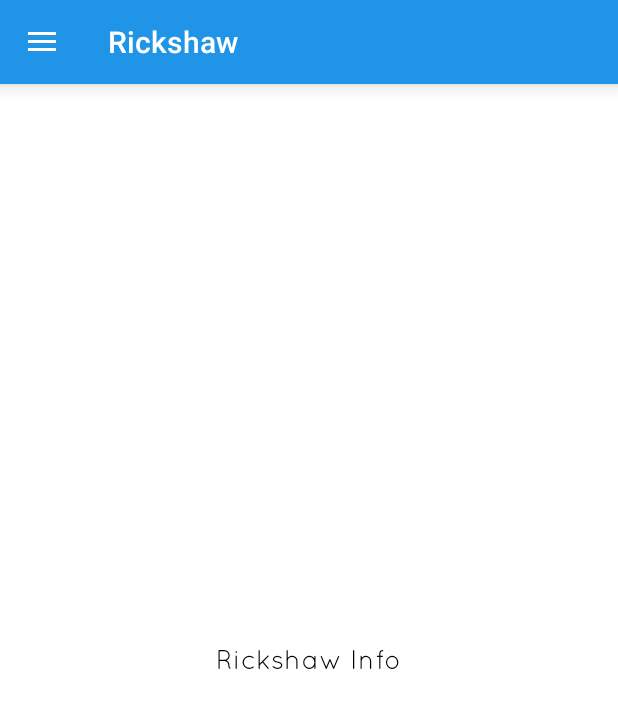
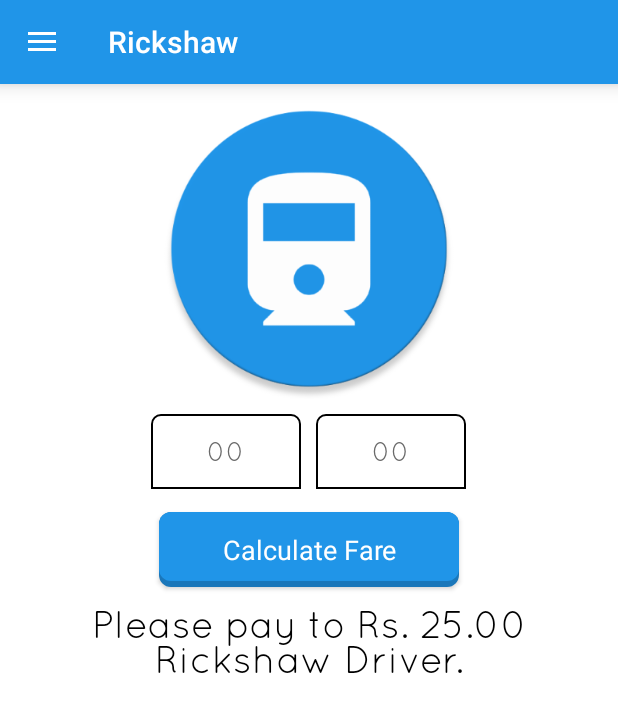
Before and after one commit to GaneshB-Extentia/EventApp, an Android app: the screen it shows after launch (EventActivity), in the side drawer, after a tap on "Travel By Rickshaw", on a phone screen of 412 x 824 dp. Shown: the top 712 px of the screen. Run offline under Robolectric (Android 15) with nearby library versions, the phone set to English and light mode, and no system bars; 7 statements that could not run were skipped.

Commit message:
Rickshaw UI added

```diff
--- /dev/null
+++ b/EventApp/app/src/main/res/drawable-mdpi/rounded_bg.xml
@@ -0,0 +1,8 @@
+<?xml version="1.0" encoding="utf-8"?>
+<shape xmlns:android="http://schemas.android.com/apk/res/android">
+    <solid android:color="@color/white"/>
+    <stroke android:width="1dp" android:color="@color/black"/>
+    <padding android:left="10dp" android:top="10dp" android:right="10dp" android:bottom="10dp"/>
+    <corners android:topLeftRadius="6dp" android:topRightRadius="6dp"
+             android:bottomLeftRadius="0dp" android:bottomRightRadius="0dp"/>
+</shape>
--- a/EventApp/app/src/main/res/layout/rickshow_info_view.xml
+++ b/EventApp/app/src/main/res/layout/rickshow_info_view.xml
@@ -1,15 +1,71 @@
 <?xml version="1.0" encoding="utf-8"?>
-<RelativeLayout xmlns:android="http://schemas.android.com/apk/res/android"
+<LinearLayout xmlns:android="http://schemas.android.com/apk/res/android"
+    xmlns:custom="http://schemas.android.com/apk/res-auto"
     android:layout_width="match_parent"
     android:layout_height="match_parent"
     android:background="@android:color/white"
+    android:gravity="center_horizontal"
     android:orientation="vertical">
 
+
+    <ImageView
+        android:layout_width="200dp"
+        android:layout_height="200dp"
+        android:layout_marginTop="10dp"
+        android:src="@drawable/icn_rickshaw_fare" />
+
+    <LinearLayout
+        android:layout_width="match_parent"
+        android:layout_height="wrap_content"
+        android:layout_marginTop="10dp"
+        android:gravity="center"
+        android:orientation="horizontal">
+
+        <com.punehackers.eventapp.Widgets.TypefaceEditText
+            android:id="@+id/rickshaw_fare_edittext1"
+            style="@style/EditTextAppTheme"
+            android:layout_width="100dp"
+            android:layout_height="50dp"
+            android:background="@drawable/rounded_bg"
+            android:ems="10"
+            android:gravity="center"
+            android:hint="00"
+            android:inputType="number" />
+
+
+        <com.punehackers.eventapp.Widgets.TypefaceEditText
+            android:id="@+id/rickshaw_fare_edittext2"
+            style="@style/EditTextAppTheme"
+            android:layout_width="100dp"
+            android:layout_height="50dp"
+            android:layout_marginLeft="10dp"
+            android:background="@drawable/rounded_bg"
+            android:ems="10"
+            android:gravity="center"
+            android:hint="00"
+            android:inputType="number" />
+
+
+    </LinearLayout>
+
+
+    <com.punehackers.eventapp.Widgets.CustomButton
+        style="@style/ButtonThemeTest"
+        android:layout_width="200dp"
+        android:layout_height="50dp"
+        android:layout_marginTop="15dp"
+        android:text="Calculate Fare"
+        android:textColor="@android:color/white"
+        custom:buttonColor="@color/primary_color"
+        custom:shadowEnabled="true" />
+
     <com.punehackers.eventapp.Widgets.TypefaceTextView
-        style="@style/Font1_18_Black"
+        style="@style/Font1_25_Black"
+        android:layout_margin="10dp"
+        android:gravity="center"
         android:layout_width="wrap_content"
         android:layout_height="wrap_content"
-        android:layout_centerInParent="true"
-        android:text="Rickshaw Info" />
+        android:text="Please pay to Rs. 25.00 Rickshaw Driver." />
 
-</RelativeLayout>
+
+</LinearLayout>
```
Also changed, not shown: EventApp/app/src/main/res/drawable-xhdpi/icn_rickshaw_fare.png (added).
